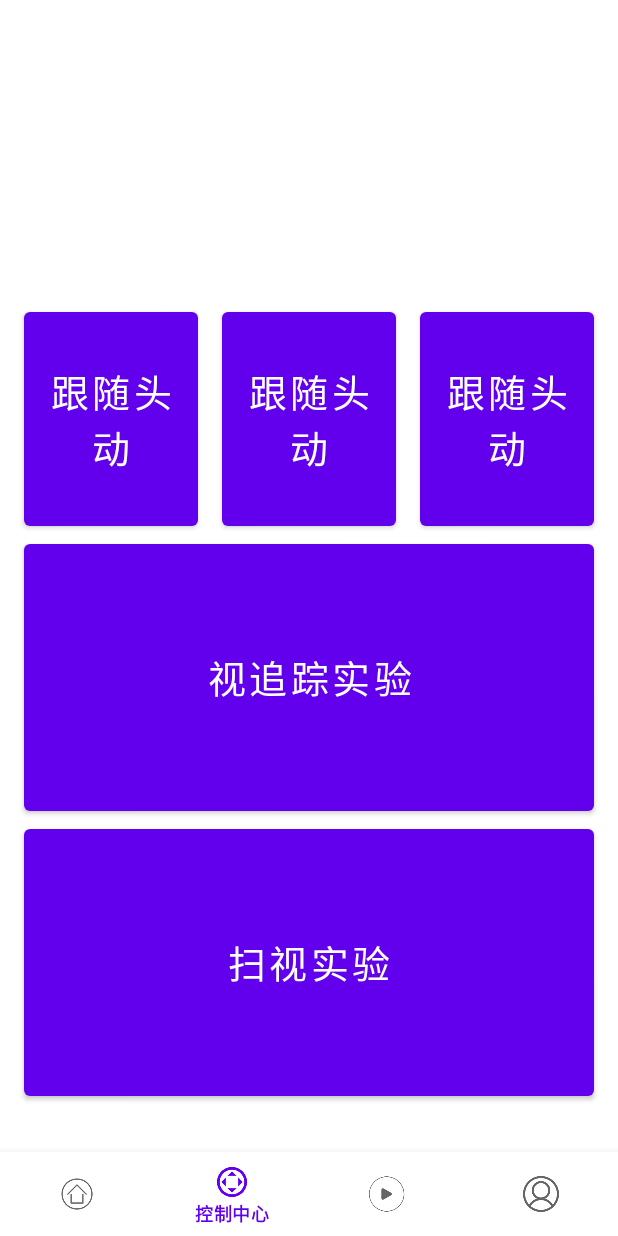
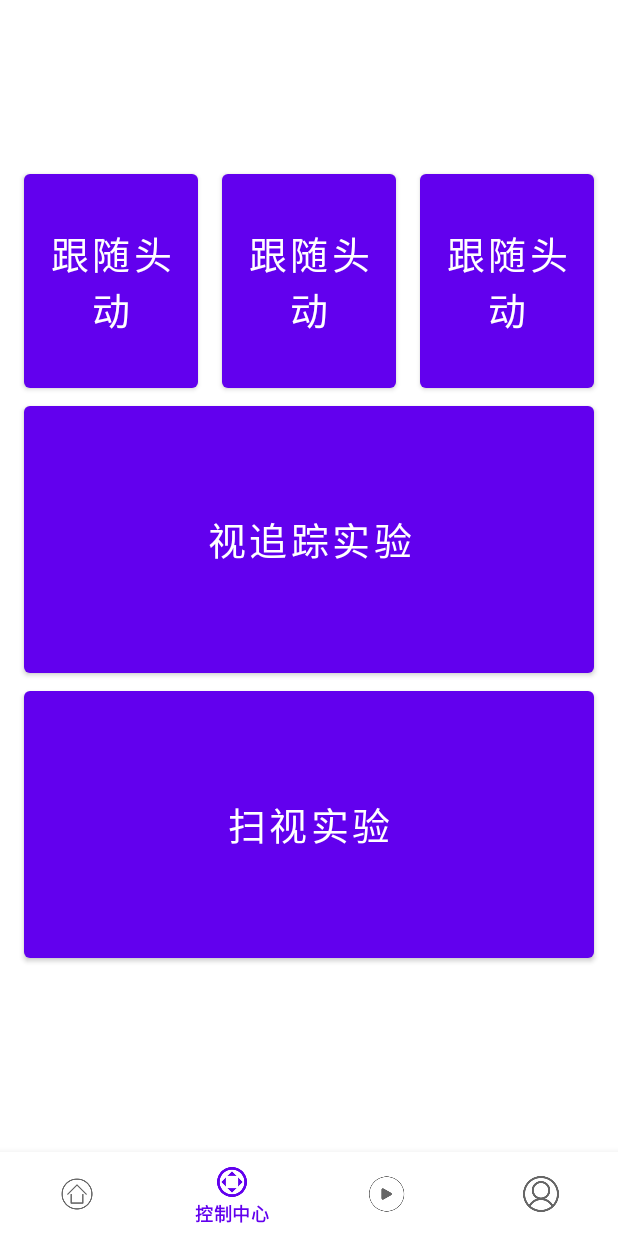
Before and after one commit to YanshanYu/HGHD, an Android app: the MainActivity screen opened directly, with no data from a screen before it, item 2 of the bottom bar chosen, on a phone screen of 412 x 824 dp. Run offline under Robolectric (Android 15) with nearby library versions, the phone set to English and light mode, and no system bars; our stand-ins replace navigation-ui.

Commit message:
页面跳转

```diff
--- a/app/src/main/AndroidManifest.xml
+++ b/app/src/main/AndroidManifest.xml
@@ -26,6 +26,7 @@
         <activity android:name=".SettingActivity" />
         <activity android:name=".ParamSettingActivity" />
         <activity android:name=".GenerateData" />
+        <activity android:name=".AboutActivity" />
         <activity
             android:name=".MainActivity"
             android:label="@string/app_name">
--- a/app/src/main/java/com/yu/zehnit/AboutActivity.java
+++ b/app/src/main/java/com/yu/zehnit/AboutActivity.java
@@ -4,7 +4,7 @@ import androidx.appcompat.app.AppCompatActivity;
 
 import android.os.Bundle;
 
-public class AboutActivity extends AppCompatActivity {
+public class AboutActivity extends BaseActivity {
 
     @Override
     protected void onCreate(Bundle savedInstanceState) {
--- a/app/src/main/java/com/yu/zehnit/LoginActivity.java
+++ b/app/src/main/java/com/yu/zehnit/LoginActivity.java
@@ -49,7 +49,7 @@ public class LoginActivity extends BaseActivity {
         btnLogin.setEnabled(false);
         btnGetCode.setEnabled(false);
 
-        checkBox = findViewById(R.id.checkBoxTextPolicy);
+        checkBox = findViewById(R.id.checkBox_textpolicy);
 
         editPhoneNumber.addTextChangedListener(new TextWatcher() {
             @Override
--- a/app/src/main/res/layout/activity_main.xml
+++ b/app/src/main/res/layout/activity_main.xml
@@ -4,8 +4,7 @@
     xmlns:tools="http://schemas.android.com/tools"
     android:id="@+id/container"
     android:layout_width="match_parent"
-    android:layout_height="match_parent"
-    android:paddingTop="?attr/actionBarSize">
+    android:layout_height="match_parent">
 
     <com.google.android.material.bottomnavigation.BottomNavigationView
     android:id="@+id/nav_view"
@@ -21,12 +20,13 @@
         android:id="@+id/nav_host_fragment"
         android:name="androidx.navigation.fragment.NavHostFragment"
         android:layout_width="match_parent"
-        android:layout_height="676dp"
+        android:layout_height="match_parent"
         app:defaultNavHost="false"
         app:layout_constraintBottom_toTopOf="@id/nav_view"
         app:layout_constraintHorizontal_bias="0.0"
         app:layout_constraintLeft_toLeftOf="parent"
         app:layout_constraintRight_toRightOf="parent"
+        app:layout_constraintTop_toTopOf="parent"
         app:navGraph="@navigation/mobile_navigation" />
 
 
```
Also changed, not shown: app/src/main/java/com/yu/zehnit/SettingActivity.java (+25 -1 lines). Lines whose indentation alone changed are shown as unchanged.
